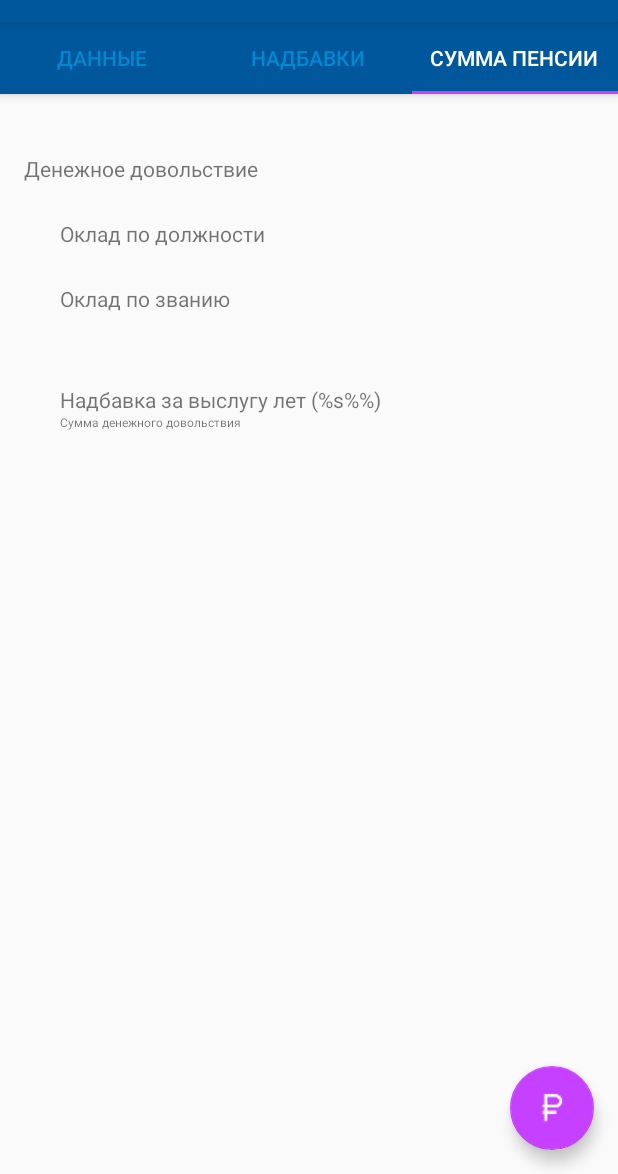
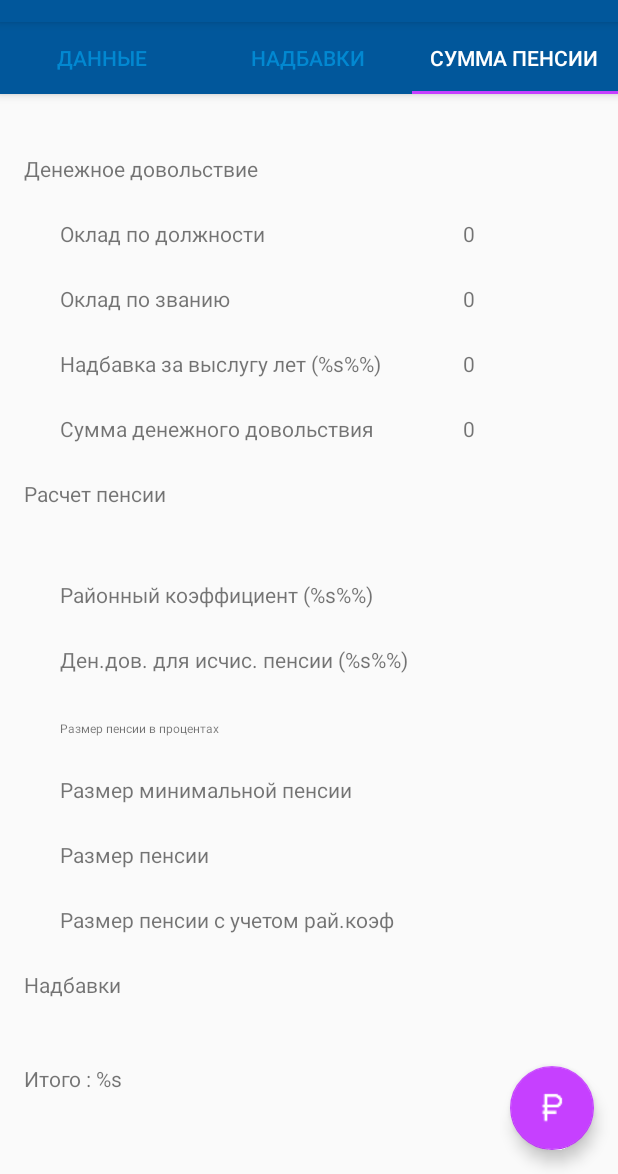
Before and after one commit to dwaider/Pension, an Android app: the screen it shows after launch (PCalcPensActivity), tab 3 chosen, on a phone screen of 412 x 824 dp, the part 62-1236 px from its top. Run offline under Robolectric (Android 15) with nearby library versions, the phone set to English and light mode, and no system bars.

Commit message:
add fragment result calc add all 190716

```diff
--- a/app/src/main/res/layout/fragment_result_calc.xml
+++ b/app/src/main/res/layout/fragment_result_calc.xml
@@ -30,50 +30,157 @@
 
                     <TextView
                         android:id="@+id/txVal"
-                        android:text="@string/pcalc_oklad_dolg"/>
+                        android:text="@string/pcalc_oklad_dolg"
+                        android:layout_weight="1" />
 
                     <TextView
                         android:id="@+id/txDolOklad"
-                        android:layout_marginTop="24dp"/>
+                        android:text="0"
+                        android:layout_weight="1" />
                 </TableRow>
 
-                <TableRow android:id="@+id/tableRow5" >
+                <TableRow android:id="@+id/tableRow5"
+                          android:layout_marginTop="24dp">
 
                     <TextView
                         android:id="@+id/textView3"
-                        android:text="@string/pcalc_oklad_zavan"/>
+                        android:text="@string/pcalc_oklad_zavan"
+                        android:layout_weight="1" />
 
                     <TextView
                         android:id="@+id/txZvanOklad"
-                        android:layout_marginTop="24dp" />
+                        android:text="0"
+                        android:layout_weight="1" />
                 </TableRow>
 
-                <TableRow android:id="@+id/tableRow6" >
+                <TableRow android:id="@+id/tableRow6"
+                          android:layout_marginTop="24dp">
 
                     <TextView
                         android:id="@+id/txNameProcNadb"
-                        android:layout_marginTop="24dp"
-                        android:text="@string/pcalc_nadb_visl_for_pensi"/>
+                        android:text="@string/pcalc_nadb_visl_for_pensi"
+                        android:layout_weight="1" />
 
                     <TextView
-                        android:id="@+id/txVislProcNadb"/>
+                        android:id="@+id/txVislProcNadb"
+                        android:text="0"
+                        android:layout_weight="1" />
                 </TableRow>
 
-                <TableRow android:id="@+id/tableRow7" >
+                <TableRow android:id="@+id/tableRow7"
+                    android:layout_marginTop="24dp">
+                    <TextView
+                        android:id="@+id/txView7"
+                        android:text="@string/pcalc_sum_den_dovi"
+                        android:layout_weight="1"/>
+                    <TextView
+                        android:id="@+id/txSumDov"
+                        android:text="0"
+                        android:layout_weight="1"/>
+                </TableRow>
+            </TableLayout>
+            <TextView
+                android:id="@+id/TextView01"
+                android:layout_width="match_parent"
+                android:layout_height="match_parent"
+                android:text="@string/pcalc_rashet_pens" />
+            <TableLayout
+                android:layout_width="match_parent"
+                android:layout_height="wrap_content"
+                android:padding="24dp">
+
+                <TableRow android:id="@+id/TableRow04"
+                    android:layout_marginTop="24dp">
 
                     <TextView
-                        android:id="@+id/txView7"
-                        style="@style/PCalcTextView"
-                        android:text="@string/pcalc_sum_den_dovi"
+                        android:id="@+id/txNameRaionKoeff"
+                        android:text="@string/pcalc_nadb_raion_koeff"
+                        android:layout_weight="1" />
+                    <TextView
+                        android:id="@+id/txRaionKoeff"
+                        android:layout_weight="1" />
+                </TableRow>
+
+                <TableRow android:id="@+id/TableRow02"
+                    android:layout_marginTop="24dp">
+
+                    <TextView
+                        android:id="@+id/txDenDovForIsch"
+                        android:text="@string/pcalc_sum_den_dov_for_isch"/>
+
+                    <TextView
+                        android:id="@+id/txDenDovForIschislPensii"/>
+                </TableRow>
+
+                <TableRow android:id="@+id/TableRow01"
+                    android:layout_marginTop="24dp">
+                    <TextView
+                        android:id="@+id/TextView03"
+                        android:text="@string/pcalc_razm_v_procent"
                         android:textSize="@dimen/shrift_size" />
 
                     <TextView
-                        android:id="@+id/txSumDov"
-                        style="@style/PCalcTextView"
-                        android:textSize="@dimen/shrift_size" />
+                        android:id="@+id/txRazmVProcent"/>
+                </TableRow>
+
+                <TableRow android:id="@+id/TableRow06"
+                    android:layout_marginTop="24dp">
+
+                    <TextView
+                        android:id="@+id/TextView06"
+                        android:text="@string/pcalc_razm_min_pensii"/>
+
+                    <TextView
+                        android:id="@+id/txMinPensii"/>
+                </TableRow>
+
+                <TableRow android:id="@+id/TableRow03"
+                    android:layout_marginTop="24dp">
+
+                    <TextView
+                        android:id="@+id/TextView05"
+                        android:text="@string/pcalc_razm_pensii"/>
+
+                    <TextView
+                        android:id="@+id/txRasmPensii"/>
+                </TableRow>
+
+                <TableRow android:id="@+id/TableRow05"
+                    android:layout_marginTop="24dp">
+
+                    <TextView
+                        android:id="@+id/TextView04"
+                        android:text="@string/pcalc_razm_pensii_ural_koff"/>
+
+                    <TextView
+                        android:id="@+id/txRazmUchetRaionKoeff"/>
                 </TableRow>
             </TableLayout>
 
+            <TextView
+                android:id="@+id/TextView02"
+                android:layout_width="match_parent"
+                android:layout_height="match_parent"
+                android:text="@string/pcalc_nadb"/>
+
+            <TableLayout
+                android:layout_width="match_parent"
+                android:layout_height="wrap_content">
+
+                <TableRow
+                    android:id="@+id/TableRow11"
+                    tools:ignore="UselessParent"
+                    android:layout_marginTop="24dp">
+                    <TextView
+                        android:id="@+id/txNadbavka"/>
+                </TableRow>
+            </TableLayout>
+
+            <TextView
+                android:id="@+id/txItog"
+                android:layout_width="match_parent"
+                android:layout_height="match_parent"
+                android:text="@string/pcalc_result_text"/>
         </LinearLayout>
     </ScrollView>
 
```
